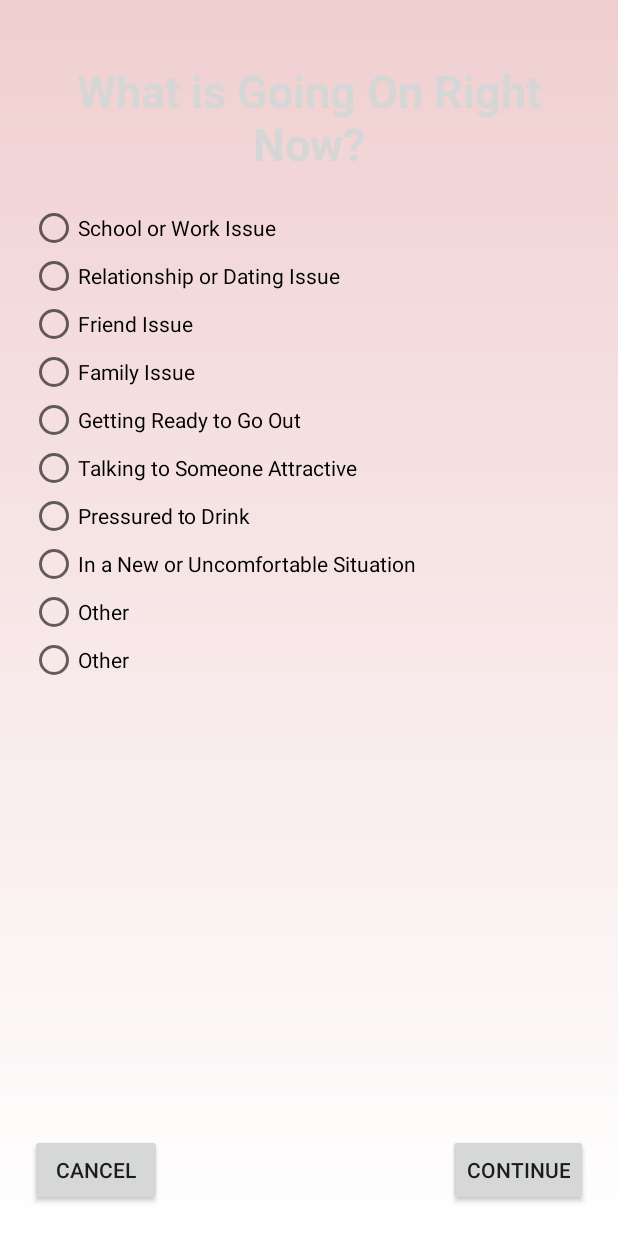
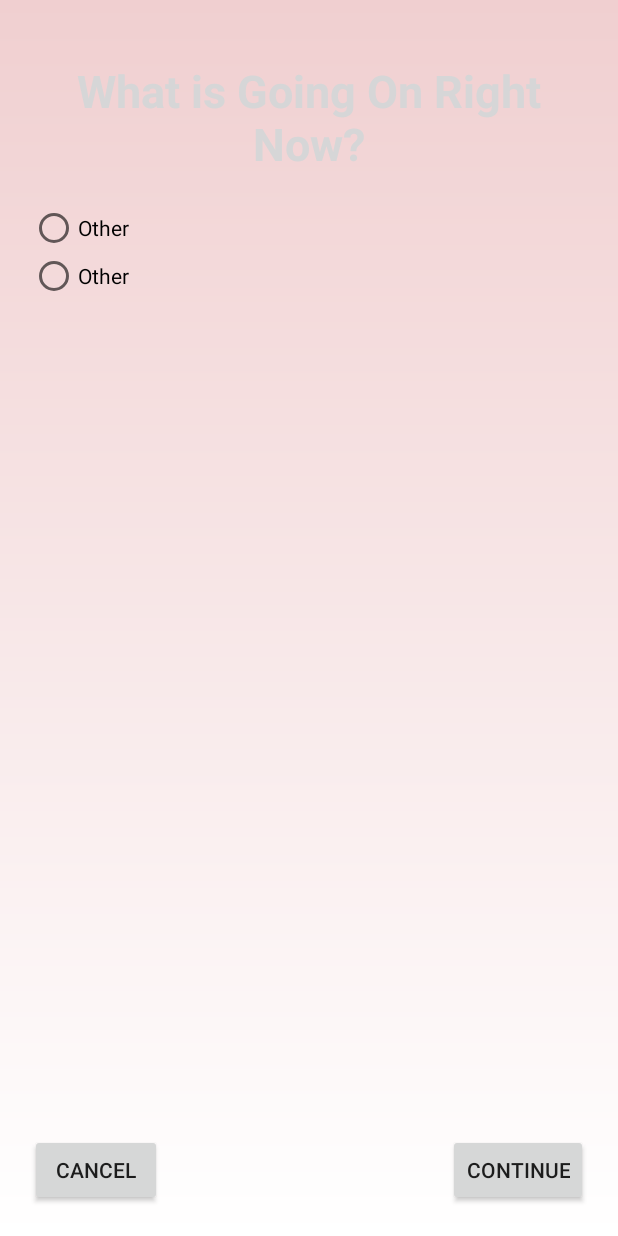
Before and after one commit to hyorkim11/empaticae4, an Android app: the layout activity_negative.xml on its own in the app's theme, with its tools: preview values and no code run, on a phone screen of 412 x 824 dp. Run offline under Robolectric (Android 15) with nearby library versions, the phone set to English and light mode, and no system bars; plain views replace BootstrapButton.

Commit message:
9/16/15 - 1:34AM

```diff
--- a/app/src/main/java/empaticae4/hrker/com/empaticae4/activity/settings/SettingsActivity.java
+++ b/app/src/main/java/empaticae4/hrker/com/empaticae4/activity/settings/SettingsActivity.java
@@ -44,6 +44,7 @@ public class SettingsActivity extends Activity {
         sp1 = (TextView)findViewById(R.id.sp1);
         sp1.setText("init_custom_negative_mood: " + mPrefs.getInitCustomNegativeMood());
         sp2 = (TextView)findViewById(R.id.sp2);
+        sp2.setText("init_custom_event: " + mPrefs.getInitCustomEvent());
         sp3 = (TextView)findViewById(R.id.sp3);
         sp4 = (TextView)findViewById(R.id.sp4);
         sp5 = (TextView)findViewById(R.id.sp5);
--- a/app/src/main/res/layout/activity_negative.xml
+++ b/app/src/main/res/layout/activity_negative.xml
@@ -22,66 +22,25 @@
     <LinearLayout
         android:layout_width="wrap_content"
         android:layout_height="wrap_content"
-        android:layout_below="@+id/title">
+        android:layout_below="@+id/title"
+        android:orientation="vertical">
 
         <RadioGroup
             android:id="@+id/form1"
             android:layout_width="wrap_content"
-            android:layout_height="wrap_content">
-
-            <RadioButton
-                android:layout_width="wrap_content"
-                android:layout_height="wrap_content"
-                android:text="School or Work Issue" />
-
-            <RadioButton
-                android:layout_width="wrap_content"
-                android:layout_height="wrap_content"
-                android:text="Relationship or Dating Issue" />
-
-            <RadioButton
-                android:layout_width="wrap_content"
-                android:layout_height="wrap_content"
-                android:text="Friend Issue" />
-
-            <RadioButton
-                android:layout_width="wrap_content"
-                android:layout_height="wrap_content"
-                android:text="Family Issue" />
-
-            <RadioButton
-                android:layout_width="wrap_content"
-                android:layout_height="wrap_content"
-                android:text="Getting Ready to Go Out" />
-
-            <RadioButton
-                android:layout_width="wrap_content"
-                android:layout_height="wrap_content"
-                android:text="Talking to Someone Attractive" />
-
-            <RadioButton
-                android:layout_width="wrap_content"
-                android:layout_height="wrap_content"
-                android:text="Pressured to Drink" />
-
-            <RadioButton
-                android:layout_width="wrap_content"
-                android:layout_height="wrap_content"
-                android:text="In a New or Uncomfortable Situation" />
+            android:layout_height="wrap_content"></RadioGroup>
 
         <RadioButton
             android:id="@+id/bInitialOther"
             android:layout_width="wrap_content"
             android:layout_height="wrap_content"
-                android:text="Other"/>
+            android:text="Other" />
 
         <RadioButton
             android:id="@+id/bOther"
             android:layout_width="wrap_content"
             android:layout_height="wrap_content"
             android:text="Other" />
-
-        </RadioGroup>
     </LinearLayout>
 
     <RelativeLayout
--- a/app/src/main/res/layout/activity_report.xml
+++ b/app/src/main/res/layout/activity_report.xml
@@ -36,16 +36,18 @@
                 android:id="@+id/form1"
                 android:layout_width="wrap_content"
                 android:layout_height="wrap_content"></RadioGroup>
+
             <RadioButton
                 android:id="@+id/bInitialOther"
                 android:layout_width="wrap_content"
                 android:layout_height="wrap_content"
-                android:text="InitOther"/>
+                android:text="InitOther" />
+
             <RadioButton
                 android:id="@+id/bOther"
                 android:layout_width="wrap_content"
                 android:layout_height="wrap_content"
-                android:text="Other"/>
+                android:text="Other" />
         </LinearLayout>
 
         <LinearLayout
--- a/app/src/main/res/values/strings.xml
+++ b/app/src/main/res/values/strings.xml
@@ -29,5 +29,6 @@
     <string name="title_activity_negative2">NegativeActivity2</string>
     <string name="title_activity_good_moves">GoodMovesActivity</string>
     <string name="title_activity_drink">DrinkActivity</string>
+    <string name="title_activity_splash">Splash</string>
 
 </resources>
```
Also changed, not shown: app/src/main/AndroidManifest.xml (+15 -18 lines), app/src/main/java/empaticae4/hrker/com/empaticae4/activity/reports/NegativeActivity.java (+120 -56 lines), app/src/main/java/empaticae4/hrker/com/empaticae4/activity/reports/ReportActivity.java (+11 -15 lines), app/src/main/java/empaticae4/hrker/com/empaticae4/main/Splash.java (added, +53 -0 lines), app/src/main/res/anim/fade_in.xml (added, +11 -0 lines), app/src/main/res/drawable/pink_3_tsbs.xml (added, +19 -0 lines), app/src/main/res/layout/activity_splash.xml (added, +38 -0 lines), app/src/main/res/menu/menu_splash.xml (added, +7 -0 lines). Lines whose indentation alone changed are shown as unchanged.
